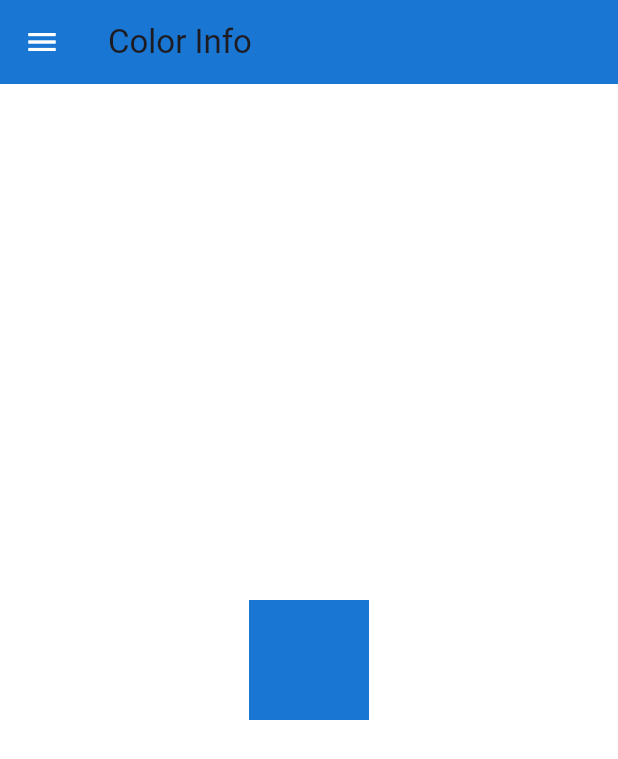
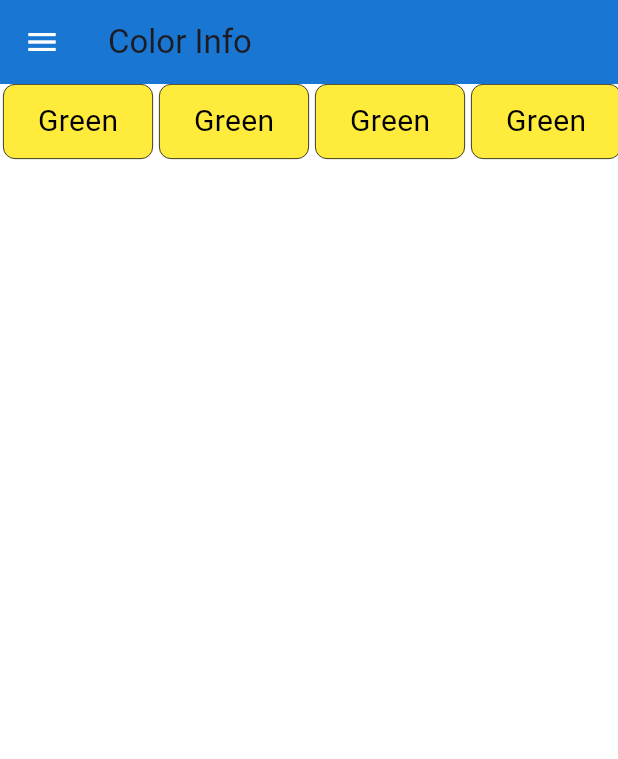
Before and after one commit to FazalHamzaKhan12/allcoloursinfo, a Flutter app: the screen it shows after launch, on a phone screen of 412 x 824 dp. Shown: the top 759 px of the screen. Run offline on Flutter 3.47's test engine with Material 3 defaults, Android fonts, the phone set to English and light mode, and no system bars.

Commit message:
Some Work

```diff
--- a/lib/Screens/bodycode.dart
+++ b/lib/Screens/bodycode.dart
@@ -10,12 +10,37 @@ class BodyCode extends StatefulWidget {
 class _BodyCodeState extends State<BodyCode> {
   @override
   Widget build(BuildContext context) {
-    return Center(
-      child: Container(
-        color: Theme.of(context).primaryColor,
-        height: 80,
-        width: 80,
-      ),
+    return ListView.builder(
+      scrollDirection: Axis.horizontal,
+      itemCount: 5,
+      itemBuilder: (BuildContext context, int index) {
+        return Padding(
+          padding: const EdgeInsets.symmetric(horizontal: 2),
+          child: Column(
+            children: [
+              Container(
+                height: 50, // Set the height of the rectangle
+                width: 100, // Set the width of the rectangle
+                decoration: BoxDecoration(
+                  color: Colors.yellow[500], // Highlight color
+                  borderRadius: BorderRadius.circular(8), // Rounded corners
+                  border: Border.all(
+                    color: Colors.black, // Border color (optional)
+                    width: .5, // Border width (optional)
+                  ),
+                ),
+                child: Center(
+                    child: Text(
+                  "Green",
+                  style: TextStyle(
+                      color: Theme.of(context).textTheme.headlineSmall?.color,fontSize: 20),
+
+                )),
+              ),
+            ],
+          ),
+        );
+      },
     );
   }
 }
```
